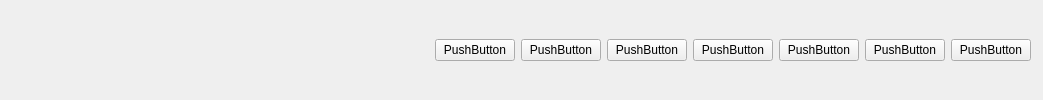
Above: hs_analyse_action.ui from Ying3141/yizumi-monitor before the change. Below: the same form after it.
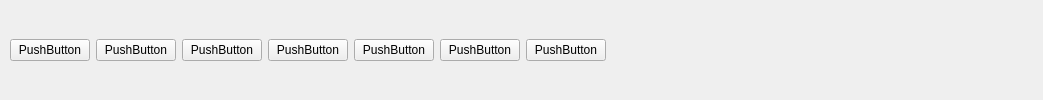
That is the form after the change.

Commit message: 关闭了hs_analyse的ui界面

```diff
--- a/hs_analyse_action.ui
+++ b/hs_analyse_action.ui
@@ -23,6 +23,55 @@
     </rect>
    </property>
    <layout class="QHBoxLayout" name="horizontalLayout">
+    <item>
+     <widget class="QPushButton" name="connect_to_server">
+      <property name="text">
+       <string>PushButton</string>
+      </property>
+     </widget>
+    </item>
+    <item>
+     <widget class="QPushButton" name="node_select">
+      <property name="text">
+       <string>PushButton</string>
+      </property>
+     </widget>
+    </item>
+    <item>
+     <widget class="QPushButton" name="create_analyse">
+      <property name="text">
+       <string>PushButton</string>
+      </property>
+     </widget>
+    </item>
+    <item>
+     <widget class="QPushButton" name="node_setting">
+      <property name="text">
+       <string>PushButton</string>
+      </property>
+     </widget>
+    </item>
+    <item>
+     <widget class="QPushButton" name="update_data">
+      <property name="text">
+       <string>PushButton</string>
+      </property>
+     </widget>
+    </item>
+    <item>
+     <widget class="QPushButton" name="test1">
+      <property name="text">
+       <string>PushButton</string>
+      </property>
+     </widget>
+    </item>
+    <item>
+     <widget class="QPushButton" name="test2">
+      <property name="text">
+       <string>PushButton</string>
+      </property>
+     </widget>
+    </item>
     <item>
      <spacer name="horizontalSpacer">
       <property name="orientation">
@@ -36,55 +85,6 @@
       </property>
      </spacer>
     </item>
-    <item>
-     <widget class="QPushButton" name="connect_to_server">
-      <property name="text">
-       <string>PushButton</string>
-      </property>
-     </widget>
-    </item>
-    <item>
-     <widget class="QPushButton" name="node_select">
-      <property name="text">
-       <string>PushButton</string>
-      </property>
-     </widget>
-    </item>
-    <item>
-     <widget class="QPushButton" name="create_analyse">
-      <property name="text">
-       <string>PushButton</string>
-      </property>
-     </widget>
-    </item>
-    <item>
-     <widget class="QPushButton" name="node_setting">
-      <property name="text">
-       <string>PushButton</string>
-      </property>
-     </widget>
-    </item>
-    <item>
-     <widget class="QPushButton" name="update_data">
-      <property name="text">
-       <string>PushButton</string>
-      </property>
-     </widget>
-    </item>
-    <item>
-     <widget class="QPushButton" name="test1">
-      <property name="text">
-       <string>PushButton</string>
-      </property>
-     </widget>
-    </item>
-    <item>
-     <widget class="QPushButton" name="test2">
-      <property name="text">
-       <string>PushButton</string>
-      </property>
-     </widget>
-    </item>
    </layout>
   </widget>
  </widget>
```
The commit also changes 3 other files.
